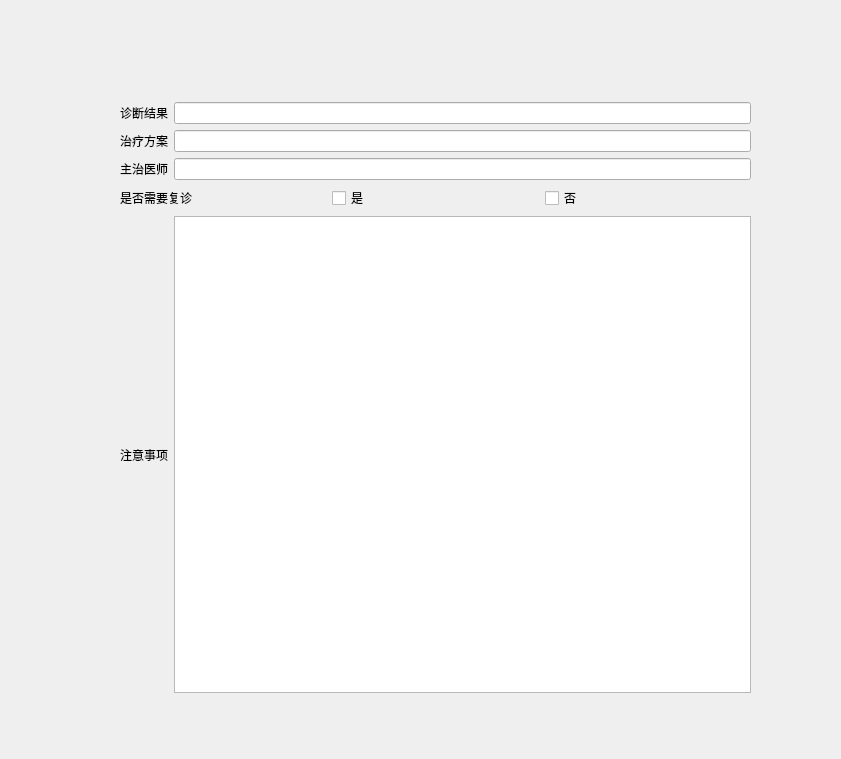
Before: the Qt Designer form ui/ViewCase.ui in BottleOfErie/SmartHospital, drawn with Qt 5.
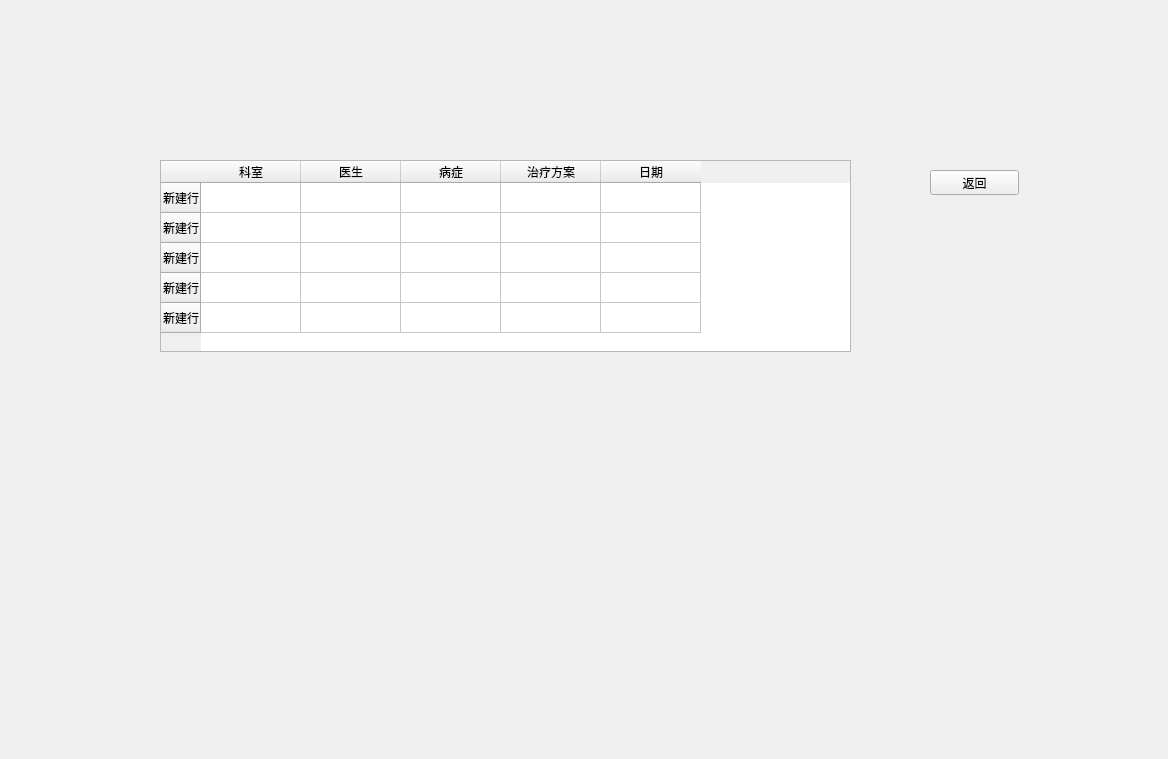
After: the same form once the commit is applied.

Diff of the .ui file:
```diff
--- a/ui/ViewCase.ui
+++ b/ui/ViewCase.ui
@@ -6,105 +6,85 @@
    <rect>
     <x>0</x>
     <y>0</y>
-    <width>841</width>
+    <width>1168</width>
     <height>759</height>
    </rect>
   </property>
   <property name="windowTitle">
    <string>Form</string>
   </property>
-  <widget class="QWidget" name="layoutWidget">
+  <widget class="QPushButton" name="pushButton">
    <property name="geometry">
     <rect>
-     <x>120</x>
-     <y>102</y>
-     <width>631</width>
-     <height>591</height>
+     <x>930</x>
+     <y>170</y>
+     <width>89</width>
+     <height>25</height>
     </rect>
    </property>
-   <layout class="QVBoxLayout" name="verticalLayout">
-    <item>
-     <layout class="QHBoxLayout" name="horizontalLayout_2">
-      <item>
-       <widget class="QLabel" name="label">
-        <property name="text">
-         <string>诊断结果</string>
-        </property>
-       </widget>
-      </item>
-      <item>
-       <widget class="QLineEdit" name="lineEdit"/>
-      </item>
-     </layout>
-    </item>
-    <item>
-     <layout class="QHBoxLayout" name="horizontalLayout_3">
-      <item>
-       <widget class="QLabel" name="label_2">
-        <property name="text">
-         <string>治疗方案</string>
-        </property>
-       </widget>
-      </item>
-      <item>
-       <widget class="QLineEdit" name="lineEdit_2"/>
-      </item>
-     </layout>
-    </item>
-    <item>
-     <layout class="QHBoxLayout" name="horizontalLayout">
-      <item>
-       <widget class="QLabel" name="label_5">
-        <property name="text">
-         <string>主治医师</string>
-        </property>
-       </widget>
-      </item>
-      <item>
-       <widget class="QLineEdit" name="lineEdit_3"/>
-      </item>
-     </layout>
-    </item>
-    <item>
-     <layout class="QHBoxLayout" name="horizontalLayout_4">
-      <item>
-       <widget class="QLabel" name="label_3">
-        <property name="text">
-         <string>是否需要复诊</string>
-        </property>
-       </widget>
-      </item>
-      <item>
-       <widget class="QCheckBox" name="checkBox">
-        <property name="text">
-         <string>是</string>
-        </property>
-       </widget>
-      </item>
-      <item>
-       <widget class="QCheckBox" name="checkBox_2">
-        <property name="text">
-         <string>否</string>
-        </property>
-       </widget>
-      </item>
-     </layout>
-    </item>
-    <item>
-     <layout class="QHBoxLayout" name="horizontalLayout_5">
-      <item>
-       <widget class="QLabel" name="label_4">
-        <property name="text">
-         <string>注意事项</string>
-        </property>
-       </widget>
-      </item>
-      <item>
-       <widget class="QTextEdit" name="textEdit"/>
-      </item>
-     </layout>
-    </item>
-   </layout>
+   <property name="text">
+    <string>返回</string>
+   </property>
+  </widget>
+  <widget class="QTableWidget" name="tableWidget">
+   <property name="geometry">
+    <rect>
+     <x>160</x>
+     <y>160</y>
+     <width>691</width>
+     <height>192</height>
+    </rect>
+   </property>
+   <row>
+    <property name="text">
+     <string>新建行</string>
+    </property>
+   </row>
+   <row>
+    <property name="text">
+     <string>新建行</string>
+    </property>
+   </row>
+   <row>
+    <property name="text">
+     <string>新建行</string>
+    </property>
+   </row>
+   <row>
+    <property name="text">
+     <string>新建行</string>
+    </property>
+   </row>
+   <row>
+    <property name="text">
+     <string>新建行</string>
+    </property>
+   </row>
+   <column>
+    <property name="text">
+     <string>科室</string>
+    </property>
+   </column>
+   <column>
+    <property name="text">
+     <string>医生</string>
+    </property>
+   </column>
+   <column>
+    <property name="text">
+     <string>病症</string>
+    </property>
+   </column>
+   <column>
+    <property name="text">
+     <string>治疗方案</string>
+    </property>
+   </column>
+   <column>
+    <property name="text">
+     <string>日期</string>
+    </property>
+   </column>
   </widget>
  </widget>
  <resources/>
```
